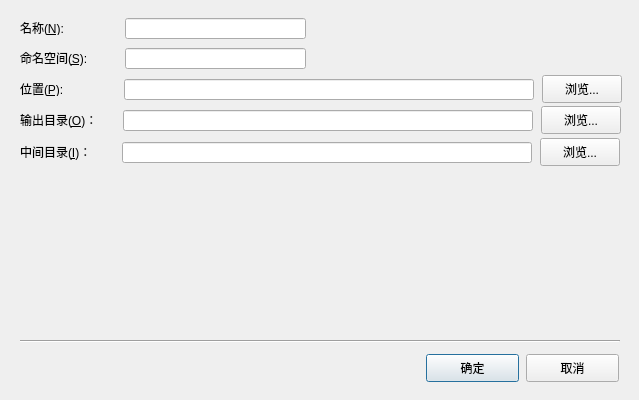
dliting/nlang, file src/tools/nide/ui/ProjectPropDialog.ui: the form before one commit.
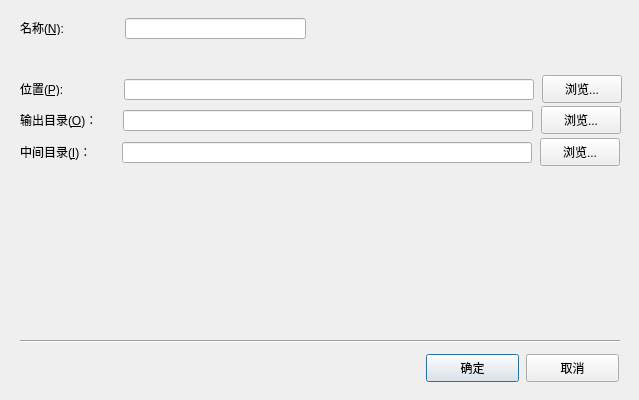
The form after the commit.

Commit message: refactor(tools): index and complete by path-derived packages, drop .nproj namespace

The edit to the form file:
```diff
--- a/src/tools/nide/ui/ProjectPropDialog.ui
+++ b/src/tools/nide/ui/ProjectPropDialog.ui
@@ -48,38 +48,6 @@
     <number>255</number>
    </property>
   </widget>
-  <widget class="QLabel" name="label_6">
-   <property name="geometry">
-    <rect>
-     <x>20</x>
-     <y>50</y>
-     <width>101</width>
-     <height>16</height>
-    </rect>
-   </property>
-   <property name="toolTip">
-    <string>模块命名空间</string>
-   </property>
-   <property name="text">
-    <string>命名空间(&amp;S):</string>
-   </property>
-   <property name="buddy">
-    <cstring>edtNamespace</cstring>
-   </property>
-  </widget>
-  <widget class="QLineEdit" name="edtNamespace">
-   <property name="geometry">
-    <rect>
-     <x>125</x>
-     <y>48</y>
-     <width>181</width>
-     <height>21</height>
-    </rect>
-   </property>
-   <property name="maxLength">
-    <number>255</number>
-   </property>
-  </widget>
   <widget class="QLabel" name="label_2">
    <property name="geometry">
     <rect>
```
Left out of the diff: 1 changed line with no effect on the pictures. The commit also changes 34 other files.
